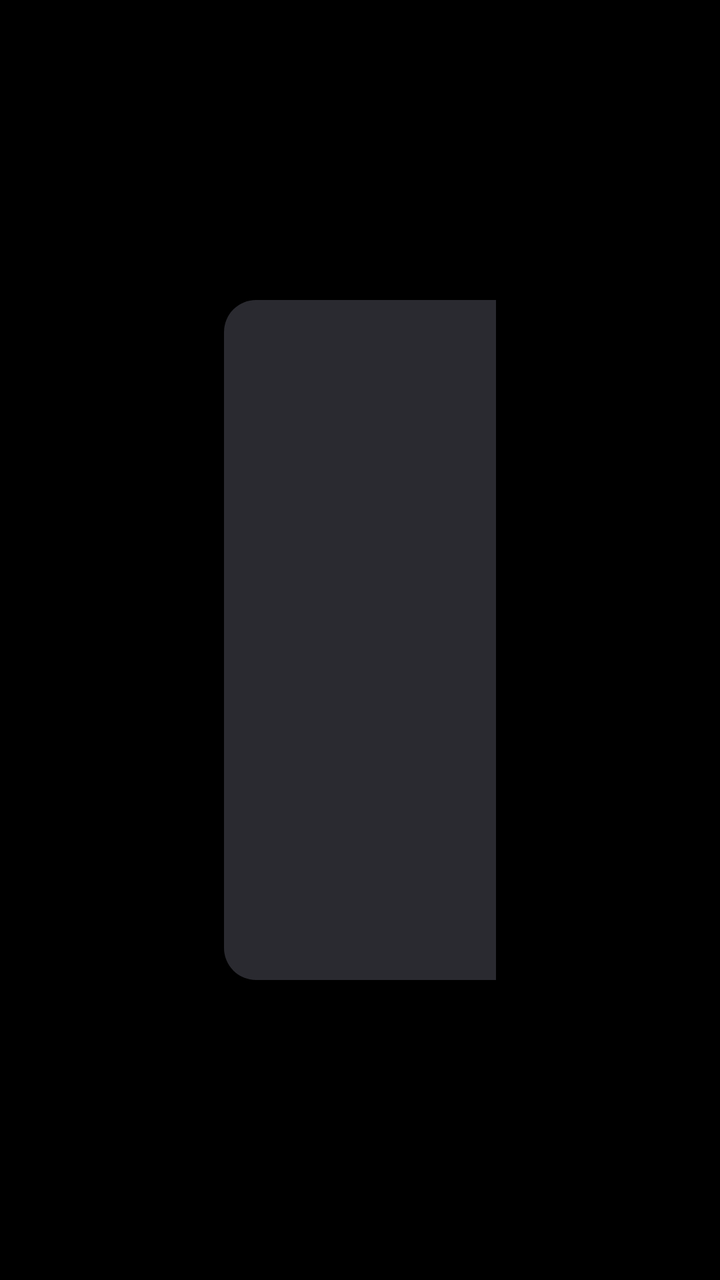
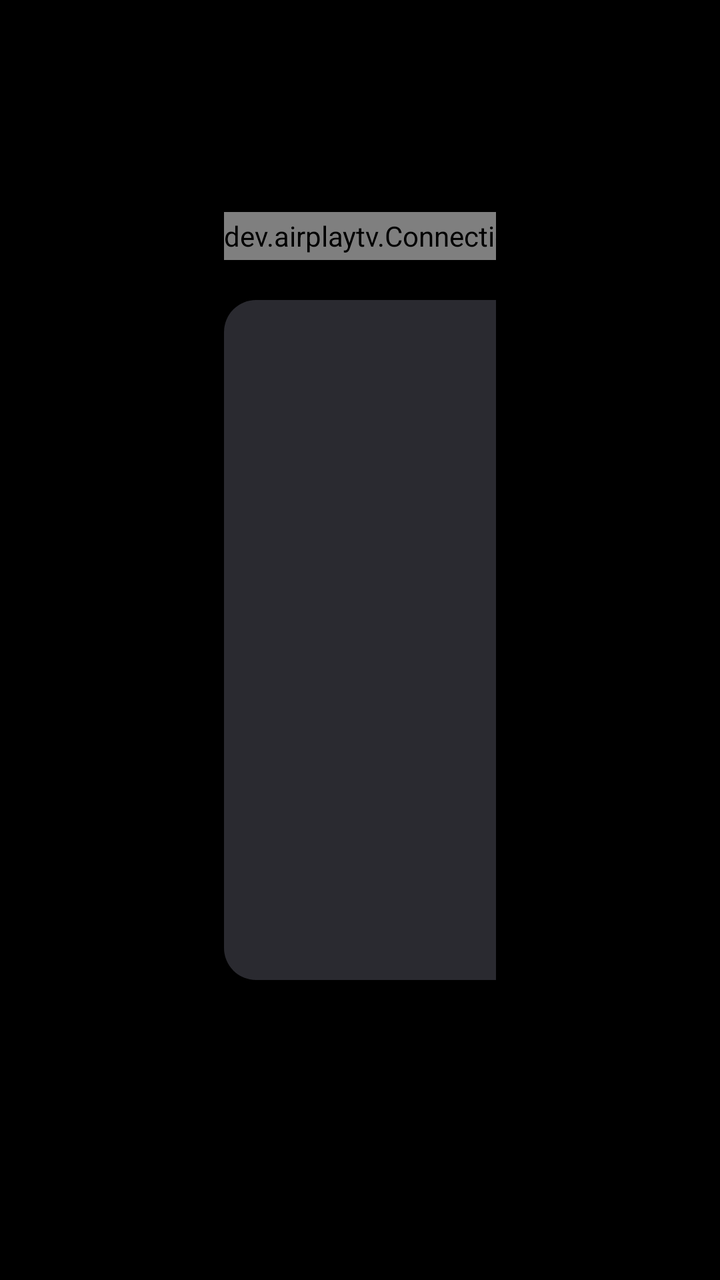

Two renders of the same Android screen: before a commit and after it. Below are the layout's source before the change and the commit's diff.
<!-- AndroidManifest.xml: application theme Theme.AirPlayTv -->
<!-- res/layout/activity_now_playing.xml -->
<?xml version="1.0" encoding="utf-8"?>
<FrameLayout xmlns:android="http://schemas.android.com/apk/res/android"
    android:layout_width="match_parent"
    android:layout_height="match_parent"
    android:background="#FF000000">

    
    <ImageView
        android:id="@+id/backdrop"
        android:layout_width="match_parent"
        android:layout_height="match_parent"
        android:importantForAccessibility="no"
        android:scaleType="centerCrop" />

    <View
        android:layout_width="match_parent"
        android:layout_height="match_parent"
        android:background="@drawable/scrim" />

    <LinearLayout
        android:layout_width="match_parent"
        android:layout_height="match_parent"
        android:gravity="center_vertical"
        android:orientation="horizontal"
        android:paddingStart="112dp"
        android:paddingEnd="112dp">

        <ImageView
            android:id="@+id/cover"
            android:layout_width="340dp"
            android:layout_height="340dp"
            android:background="@drawable/cover_frame"
            android:elevation="24dp"
            android:importantForAccessibility="no"
            android:scaleType="centerCrop" />

        <LinearLayout
            android:layout_width="0dp"
            android:layout_height="wrap_content"
            android:layout_marginStart="64dp"
            android:layout_weight="1"
            android:orientation="vertical">

            <dev.airplaytv.ScrollingTextView
                android:id="@+id/source"
                android:layout_width="match_parent"
                android:layout_height="wrap_content"
                android:drawableStart="@drawable/ic_airplay"
                android:drawablePadding="10dp"
                android:fontFamily="sans-serif-medium"
                android:gravity="center_vertical"
                android:letterSpacing="0.06"
                android:textColor="#B3FFFFFF"
                android:textSize="15sp" />

            <dev.airplaytv.ScrollingTextView
                android:id="@+id/title"
                android:layout_width="match_parent"
                android:layout_height="wrap_content"
                android:layout_marginTop="20dp"
                android:fontFamily="sans-serif-medium"
                android:textColor="#FFFFFFFF"
                android:textSize="34sp" />

            <dev.airplaytv.ScrollingTextView
                android:id="@+id/artist"
                android:layout_width="match_parent"
                android:layout_height="wrap_content"
                android:layout_marginTop="8dp"
                android:textColor="#E6FFFFFF"
                android:textSize="22sp" />

            <dev.airplaytv.ScrollingTextView
                android:id="@+id/album"
                android:layout_width="match_parent"
                android:layout_height="wrap_content"
                android:layout_marginTop="4dp"
                android:textColor="#99FFFFFF"
                android:textSize="18sp" />

            <ProgressBar
                android:id="@+id/progress"
                style="@android:style/Widget.Material.ProgressBar.Horizontal"
                android:layout_width="match_parent"
                android:layout_height="6dp"
                android:layout_marginTop="44dp"
                android:max="1000"
                android:progressDrawable="@drawable/progress" />

            <FrameLayout
                android:layout_width="match_parent"
                android:layout_height="wrap_content"
                android:layout_marginTop="10dp">

                <TextView
                    android:id="@+id/elapsed"
                    android:layout_width="120dp"
                    android:layout_height="wrap_content"
                    android:fontFeatureSettings="tnum"
                    android:textColor="#B3FFFFFF"
                    android:textSize="16sp" />

                <TextView
                    android:id="@+id/remaining"
                    android:layout_width="120dp"
                    android:layout_height="wrap_content"
                    android:layout_gravity="end"
                    android:fontFeatureSettings="tnum"
                    android:textColor="#B3FFFFFF"
                    android:textSize="16sp"
                    android:gravity="end" />
            </FrameLayout>
        </LinearLayout>
    </LinearLayout>
</FrameLayout>
<!-- resources referenced by this layout -->
<resources>
  <!-- drawable cover_frame (drawable) -->
  <?xml version="1.0" encoding="utf-8"?>
  <shape xmlns:android="http://schemas.android.com/apk/res/android">
      <corners android:radius="16dp" />
      <solid android:color="#FF2A2A30" />
  </shape>
  <!-- drawable ic_airplay (drawable) -->
  <?xml version="1.0" encoding="utf-8"?>
  <vector xmlns:android="http://schemas.android.com/apk/res/android"
      android:width="24dp" android:height="24dp"
      android:viewportWidth="24" android:viewportHeight="24">
      <path android:fillColor="#FFFFFFFF"
          android:pathData="M5,3h14a3,3 0,0 1,3 3v9a3,3 0,0 1,-3 3h-1.6l-1.7,-2H19a1,1 0,0 0,1 -1V6a1,1 0,0 0,-1 -1H5A1,1 0,0 0,4 6v9a1,1 0,0 0,1 1h2.3l-1.7,2H5a3,3 0,0 1,-3 -3V6A3,3 0,0 1,5 3z" />
      <path android:fillColor="#FFFFFFFF" android:pathData="M12,13l6,8H6z" />
  </vector>
  <!-- drawable progress (drawable) -->
  <?xml version="1.0" encoding="utf-8"?>
  <layer-list xmlns:android="http://schemas.android.com/apk/res/android">
      <item android:id="@android:id/background">
          <shape><corners android:radius="3dp" /><solid android:color="#40FFFFFF" /></shape>
      </item>
      <item android:id="@android:id/progress">
          <clip><shape><corners android:radius="3dp" /><solid android:color="#FFFFFFFF" /></shape></clip>
      </item>
  </layer-list>
  <!-- drawable scrim (drawable) -->
  <?xml version="1.0" encoding="utf-8"?>
  <shape xmlns:android="http://schemas.android.com/apk/res/android">
      <gradient android:angle="0" android:startColor="#99000000" android:centerColor="#80000000" android:endColor="#CC000000" />
  </shape>
  <style name="Theme.AirPlayTv" parent="android:Theme.Material.NoActionBar.Fullscreen">
          <item name="android:windowBackground">@android:color/black</item>
          <item name="android:colorAccent">#FFFFFFFF</item>
      </style>
</resources>

<!-- the commit's change to res/layout/activity_now_playing.xml (unified diff, before → after) -->
@@ -2,7 +2,8 @@
 <FrameLayout xmlns:android="http://schemas.android.com/apk/res/android"
     android:layout_width="match_parent"
     android:layout_height="match_parent"
-    android:background="#FF000000">
+    android:background="#FF000000"
+    android:clipChildren="true">
 
     
     <ImageView
@@ -25,67 +26,105 @@
         android:paddingStart="112dp"
         android:paddingEnd="112dp">
 
-        <ImageView
-            android:id="@+id/cover"
+        
+        <LinearLayout
             android:layout_width="340dp"
-            android:layout_height="340dp"
-            android:background="@drawable/cover_frame"
-            android:elevation="24dp"
-            android:importantForAccessibility="no"
-            android:scaleType="centerCrop" />
+            android:layout_height="wrap_content"
+            android:orientation="vertical">
 
+            <dev.airplaytv.ConnectionHeader
+                android:id="@+id/source"
+                android:layout_width="wrap_content"
+                android:layout_height="@dimen/header_height"
+                android:layout_marginBottom="@dimen/header_gap" />
+
+            <ImageView
+                android:id="@+id/cover"
+                android:layout_width="340dp"
+                android:layout_height="340dp"
+                android:background="@drawable/cover_frame"
+                android:importantForAccessibility="no"
+                android:scaleType="centerCrop" />
+
+            <Space
+                android:layout_width="match_parent"
+                android:layout_height="@dimen/header_height"
+                android:layout_marginTop="@dimen/header_gap" />
+        </LinearLayout>
+
+        
         <LinearLayout
             android:layout_width="0dp"
-            android:layout_height="wrap_content"
+            android:layout_height="340dp"
             android:layout_marginStart="64dp"
             android:layout_weight="1"
             android:orientation="vertical">
 
             <dev.airplaytv.ScrollingTextView
-                android:id="@+id/source"
-                android:layout_width="match_parent"
-                android:layout_height="wrap_content"
-                android:drawableStart="@drawable/ic_airplay"
-                android:drawablePadding="10dp"
-                android:fontFamily="sans-serif-medium"
-                android:gravity="center_vertical"
-                android:letterSpacing="0.06"
-                android:textColor="#B3FFFFFF"
-                android:textSize="15sp" />
-
-            <dev.airplaytv.ScrollingTextView
                 android:id="@+id/title"
                 android:layout_width="match_parent"
                 android:layout_height="wrap_content"
-                android:layout_marginTop="20dp"
-                android:fontFamily="sans-serif-medium"
-                android:textColor="#FFFFFFFF"
-                android:textSize="34sp" />
+                android:fontFamily="serif"
+                android:textColor="@color/ivory"
+                android:textSize="32sp"/>
 
-            <dev.airplaytv.ScrollingTextView
-                android:id="@+id/artist"
+            <FrameLayout
                 android:layout_width="match_parent"
-                android:layout_height="wrap_content"
-                android:layout_marginTop="8dp"
-                android:textColor="#E6FFFFFF"
-                android:textSize="22sp" />
+                android:layout_height="0dp"
+                android:layout_weight="1">
 
-            <dev.airplaytv.ScrollingTextView
-                android:id="@+id/album"
-                android:layout_width="match_parent"
-                android:layout_height="wrap_content"
-                android:layout_marginTop="4dp"
-                android:textColor="#99FFFFFF"
-                android:textSize="18sp" />
+                <LinearLayout
+                    android:id="@+id/info"
+                    android:layout_width="match_parent"
+                    android:layout_height="wrap_content"
+                    android:orientation="vertical">
+
+                    <dev.airplaytv.ScrollingTextView
+                        android:id="@+id/artist"
+                        android:layout_width="match_parent"
+                        android:layout_height="wrap_content"
+                        android:layout_marginTop="8dp"
+                        android:letterSpacing="0.12"
+                        android:textColor="@color/ivory_soft"
+                        android:textSize="19sp" />
+
+                    <dev.airplaytv.ScrollingTextView
+                        android:id="@+id/album"
+                        android:layout_width="match_parent"
+                        android:layout_height="wrap_content"
+                        android:layout_marginTop="4dp"
+                        android:textColor="#99FFFFFF"
+                        android:textSize="18sp" />
+
+                    <TextView
+                        android:id="@+id/lyrics_hint"
+                        android:layout_width="wrap_content"
+                        android:layout_height="wrap_content"
+                        android:layout_marginTop="14dp"
+                        android:text="@string/lyrics_hint"
+                        android:textColor="#9938BDF8"
+                        android:textSize="14sp"
+                        android:visibility="gone" />
+                </LinearLayout>
+
+                <dev.airplaytv.LyricsView
+                    android:id="@+id/lyrics"
+                    android:layout_width="match_parent"
+                    android:layout_height="match_parent"
+                    android:layout_marginTop="12dp"
+                    android:layout_marginBottom="12dp"
+                    android:visibility="gone" />
+            </FrameLayout>
 
             <ProgressBar
                 android:id="@+id/progress"
                 style="@android:style/Widget.Material.ProgressBar.Horizontal"
                 android:layout_width="match_parent"
-                android:layout_height="6dp"
-                android:layout_marginTop="44dp"
+                android:layout_height="3dp"
                 android:max="1000"
-                android:progressDrawable="@drawable/progress" />
+                android:progressBackgroundTint="#40FBF3E6"
+                android:progressDrawable="@drawable/progress"
+                android:progressTint="@color/ivory" />
 
             <FrameLayout
                 android:layout_width="match_parent"
@@ -101,14 +140,25 @@
                     android:textSize="16sp" />
 
                 <TextView
+                    android:id="@+id/remote_status"
+                    android:layout_width="wrap_content"
+                    android:layout_height="wrap_content"
+                    android:layout_gravity="center_horizontal"
+                    android:fontFamily="sans-serif-medium"
+                    android:letterSpacing="0.08"
+                    android:textAllCaps="true"
+                    android:textColor="#E6FFFFFF"
+                    android:textSize="15sp" />
+
+                <TextView
                     android:id="@+id/remaining"
                     android:layout_width="120dp"
                     android:layout_height="wrap_content"
                     android:layout_gravity="end"
                     android:fontFeatureSettings="tnum"
+                    android:gravity="end"
                     android:textColor="#B3FFFFFF"
-                    android:textSize="16sp"
-                    android:gravity="end" />
+                    android:textSize="16sp" />
             </FrameLayout>
         </LinearLayout>
     </LinearLayout>
<!-- resource entries referenced after the edit -->
@@ -1,28 +1,23 @@
 <!-- resources referenced by this layout -->
 <resources>
+  <color name="ivory">#FFFBF3E6</color>
+  <color name="ivory_soft">#B3FBF3E6</color>
+  <dimen name="header_gap">20dp</dimen>
+  <dimen name="header_height">24dp</dimen>
   <!-- drawable cover_frame (drawable) -->
   <?xml version="1.0" encoding="utf-8"?>
   <shape xmlns:android="http://schemas.android.com/apk/res/android">
       <corners android:radius="16dp" />
       <solid android:color="#FF2A2A30" />
   </shape>
-  <!-- drawable ic_airplay (drawable) -->
-  <?xml version="1.0" encoding="utf-8"?>
-  <vector xmlns:android="http://schemas.android.com/apk/res/android"
-      android:width="24dp" android:height="24dp"
-      android:viewportWidth="24" android:viewportHeight="24">
-      <path android:fillColor="#FFFFFFFF"
-          android:pathData="M5,3h14a3,3 0,0 1,3 3v9a3,3 0,0 1,-3 3h-1.6l-1.7,-2H19a1,1 0,0 0,1 -1V6a1,1 0,0 0,-1 -1H5A1,1 0,0 0,4 6v9a1,1 0,0 0,1 1h2.3l-1.7,2H5a3,3 0,0 1,-3 -3V6A3,3 0,0 1,5 3z" />
-      <path android:fillColor="#FFFFFFFF" android:pathData="M12,13l6,8H6z" />
-  </vector>
   <!-- drawable progress (drawable) -->
   <?xml version="1.0" encoding="utf-8"?>
   <layer-list xmlns:android="http://schemas.android.com/apk/res/android">
       <item android:id="@android:id/background">
-          <shape><corners android:radius="3dp" /><solid android:color="#40FFFFFF" /></shape>
+          <shape><corners android:radius="2dp" /><solid android:color="#FFFFFFFF" /></shape>
       </item>
       <item android:id="@android:id/progress">
-          <clip><shape><corners android:radius="3dp" /><solid android:color="#FFFFFFFF" /></shape></clip>
+          <clip><shape><corners android:radius="2dp" /><solid android:color="#FFFFFFFF" /></shape></clip>
       </item>
   </layer-list>
   <!-- drawable scrim (drawable) -->
@@ -30,6 +25,7 @@
   <shape xmlns:android="http://schemas.android.com/apk/res/android">
       <gradient android:angle="0" android:startColor="#99000000" android:centerColor="#80000000" android:endColor="#CC000000" />
   </shape>
+  <string name="lyrics_hint">▼  Lyrics</string>
   <style name="Theme.AirPlayTv" parent="android:Theme.Material.NoActionBar.Fullscreen">
           <item name="android:windowBackground">@android:color/black</item>
           <item name="android:colorAccent">#FFFFFFFF</item>
